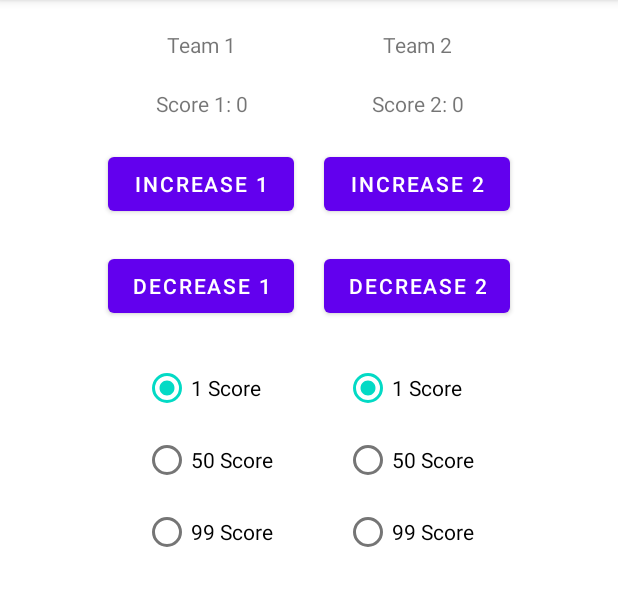
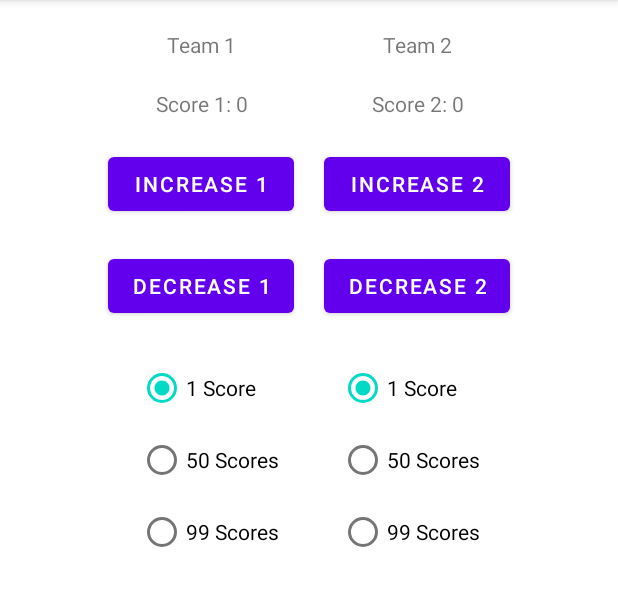
Before and after one commit to kevinle-it/JAV1001-ScoreKeeper, an Android app: the screen it shows after launch (MainActivity), on a phone screen of 412 x 824 dp, the part 84-690 px from its top. Run offline under Robolectric (Android 15) with nearby library versions, the phone set to English and light mode, and no system bars.

Commit message:
correct plural form of team score radio buttons

```diff
--- a/app/src/main/res/layout/activity_main.xml
+++ b/app/src/main/res/layout/activity_main.xml
@@ -139,13 +139,13 @@
                     android:id="@+id/team1Score50RadioBtn"
                     android:layout_width="match_parent"
                     android:layout_height="wrap_content"
-                    android:text="50 Score" />
+                    android:text="50 Scores" />
 
                 <RadioButton
                     android:id="@+id/team1Score99RadioBtn"
                     android:layout_width="match_parent"
                     android:layout_height="wrap_content"
-                    android:text="99 Score" />
+                    android:text="99 Scores" />
             </RadioGroup>
             <!-- END Team 1 Score Selection section -->
 
@@ -167,13 +167,13 @@
                     android:id="@+id/team2Score50RadioBtn"
                     android:layout_width="match_parent"
                     android:layout_height="wrap_content"
-                    android:text="50 Score" />
+                    android:text="50 Scores" />
 
                 <RadioButton
                     android:id="@+id/team2Score99RadioBtn"
                     android:layout_width="match_parent"
                     android:layout_height="wrap_content"
-                    android:text="99 Score" />
+                    android:text="99 Scores" />
             </RadioGroup>
             <!-- END Team 2 Score Selection section -->
         </TableRow>
```
